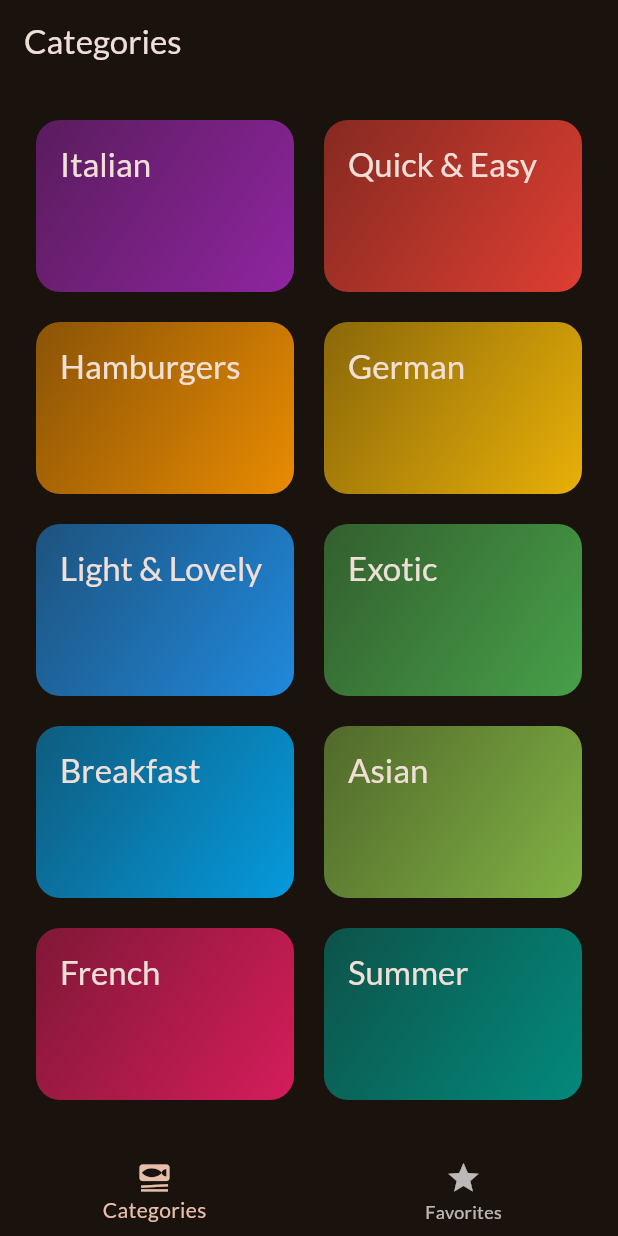
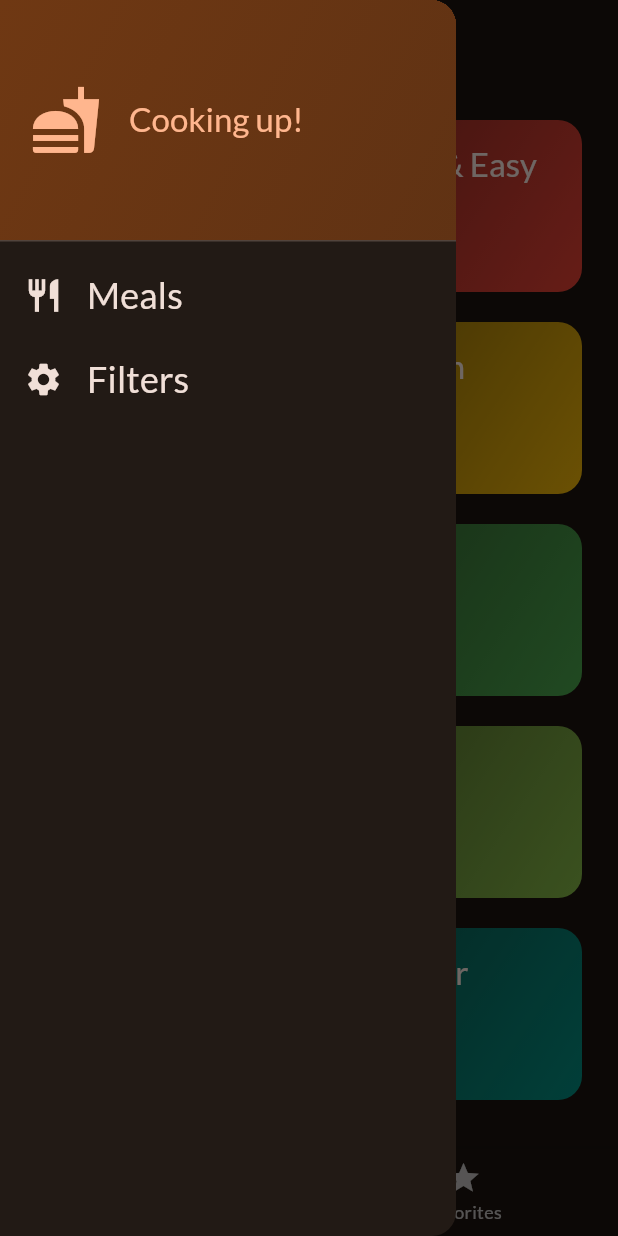
Before and after one commit to siam009/LearnFlutter, a Flutter app: the screen it shows after launch, with the side drawer open (before the commit the screen has no drawer), on a phone screen of 412 x 824 dp. Run offline on Flutter 3.47's test engine with Material 3 defaults, Android fonts, the phone set to English and light mode, and no system bars; our stand-ins replace google_fonts, transparent_image.

Commit message:
receiving data from child screen

```diff
--- a/meals/lib/screens/categories.dart
+++ b/meals/lib/screens/categories.dart
@@ -1,11 +1,17 @@
 import 'package:flutter/material.dart';
+import 'package:meals/models/meal.dart';
 import 'package:meals/widget/category_grid_item.dart';
 import 'package:meals/data/dummy_data.dart';
 import 'package:meals/models/category.dart';
 import 'package:meals/screens/meals.dart';
 
 class CategoriesScreen extends StatelessWidget {
-  const CategoriesScreen({super.key});
+  const CategoriesScreen({
+    super.key,
+    required this.onToggleFavorite,
+  });
+
+  final void Function(Meal meal) onToggleFavorite;
 
   void _selectCategory(BuildContext context, Category category) {
     final filteredMeals = dummyMeals
@@ -14,7 +20,11 @@ class CategoriesScreen extends StatelessWidget {
 
     Navigator.of(context).push(
       MaterialPageRoute(
-        builder: (ctx) => MealsScreen(title: category.title, meals: filteredMeals),
+        builder: (ctx) => MealsScreen(
+          title: category.title,
+          meals: filteredMeals,
+          onToggleFavorite: onToggleFavorite,
+        ),
       ),
     );
   }
--- a/meals/lib/screens/meals.dart
+++ b/meals/lib/screens/meals.dart
@@ -8,16 +8,19 @@ class MealsScreen extends StatelessWidget {
     super.key,
     this.title,
     required this.meals,
+    required this.onToggleFavorite,
   });
 
   final String? title;
   final List<Meal> meals;
+  final void Function(Meal meal) onToggleFavorite;
 
   void selectMeal(BuildContext context, Meal meal) {
     Navigator.of(context).push(
       MaterialPageRoute(
         builder: (ctx) => MealDetailsScreen(
           meal: meal,
+          onToggleFavorite: onToggleFavorite,
         ),
       ),
     );
--- a/meals/lib/screens/tabs.dart
+++ b/meals/lib/screens/tabs.dart
@@ -1,6 +1,9 @@
 import 'package:flutter/material.dart';
+import 'package:meals/models/meal.dart';
 import 'package:meals/screens/categories.dart';
+import 'package:meals/screens/filters.dart';
 import 'package:meals/screens/meals.dart';
+import 'package:meals/widget/main_drawer.dart';
 
 class TabsScreen extends StatefulWidget {
   const TabsScreen({super.key});
@@ -13,6 +16,31 @@ class TabsScreen extends StatefulWidget {
 
 class _TabsScreenState extends State<TabsScreen> {
   int _selectedPageIndex = 0;
+  final List<Meal> _favoriteMeals = [];
+
+  void _showInfoMessage(String message) {
+    ScaffoldMessenger.of(context).clearSnackBars();
+    ScaffoldMessenger.of(context).showSnackBar(
+      SnackBar(
+        content: Text(message),
+      ),
+    );
+  }
+
+  void _toggleMealFavoriteStatus(Meal meal) {
+    final isExisting = _favoriteMeals.contains(meal);
+    if (isExisting) {
+      setState(() {
+        _favoriteMeals.remove(meal);
+        _showInfoMessage('Meal is no longer favorite.');
+      });
+    } else {
+      setState(() {
+        _favoriteMeals.add(meal);
+        _showInfoMessage('Marked as favorite!');
+      });
+    }
+  }
 
   void _selectPage(int index) {
     setState(() {
@@ -20,13 +48,30 @@ class _TabsScreenState extends State<TabsScreen> {
     });
   }
 
+  void _setScreen(String id) async {
+    Navigator.of(context).pop();
+    if (id == 'filters') {
+      final result = await Navigator.of(context).push<Map<Filter, bool>>(
+        MaterialPageRoute(
+          builder: (ctx) => const FiltersScreen(),
+        ),
+      );
+      print(result);
+    }
+  }
+
   @override
   Widget build(BuildContext context) {
-    Widget activePage = const CategoriesScreen();
+    Widget activePage = CategoriesScreen(
+      onToggleFavorite: _toggleMealFavoriteStatus,
+    );
     var activePageTitle = 'Categories';
 
     if (_selectedPageIndex == 1) {
-      activePage = const MealsScreen(meals: []);
+      activePage = MealsScreen(
+        meals: _favoriteMeals,
+        onToggleFavorite: _toggleMealFavoriteStatus,
+      );
       activePageTitle = 'Your Favorites';
     }
 
@@ -34,6 +79,7 @@ class _TabsScreenState extends State<TabsScreen> {
       appBar: AppBar(
         title: Text(activePageTitle),
       ),
+      drawer: MainDrawer(onSelectScreen: _setScreen),
       body: activePage,
       bottomNavigationBar: BottomNavigationBar(
         onTap: _selectPage,
--- /dev/null
+++ b/meals/lib/widget/main_drawer.dart
@@ -0,0 +1,81 @@
+import 'package:flutter/material.dart';
+import 'package:meals/main.dart';
+
+class MainDrawer extends StatelessWidget {
+  const MainDrawer({super.key, required this.onSelectScreen});
+
+  final void Function(String identifier) onSelectScreen;
+
+  @override
+  Widget build(BuildContext context) {
+    return Drawer(
+      child: Column(
+        children: [
+          DrawerHeader(
+            padding: const EdgeInsets.all(20),
+            decoration: BoxDecoration(
+              gradient: LinearGradient(
+                colors: [
+                  Theme.of(context).colorScheme.primaryContainer,
+                  Theme.of(context).colorScheme.primaryContainer.withAlpha(205),
+                ],
+                begin: Alignment.topLeft,
+                end: Alignment.bottomRight,
+              ),
+            ),
+            child: Row(
+              children: [
+                Icon(
+                  Icons.fastfood,
+                  size: 48,
+                  color: Theme.of(context).colorScheme.primary,
+                ),
+                const SizedBox(width: 18),
+                Text(
+                  'Cooking up!',
+                  style: Theme.of(context).textTheme.titleLarge!.copyWith(
+                        color: Theme.of(context).colorScheme.primary,
+                      ),
+                )
+              ],
+            ),
+          ),
+          ListTile(
+            leading: Icon(
+              Icons.restaurant,
+              size: 26,
+              color: Theme.of(context).colorScheme.onSurface,
+            ),
+            title: Text(
+              'Meals',
+              style: Theme.of(context).textTheme.titleSmall!.copyWith(
+                    color: Theme.of(context).colorScheme.onSurface,
+                    fontSize: 24,
+                  ),
+            ),
+            onTap: () {
+              onSelectScreen('meals');
+            },
+          ),
+          ListTile(
+            leading: Icon(
+              Icons.settings,
+              size: 26,
+              color: Theme.of(context).colorScheme.onSurface,
+            ),
+            title: Text(
+              'Filters',
+              style: Theme.of(context).textTheme.titleSmall!.copyWith(
+                    color: Theme.of(context).colorScheme.onSurface,
+                    fontSize: 24,
+                  ),
+            ),
+            onTap: () {
+              onSelectScreen('filters');
+            },
+          ),
+        ],
+      ),
+    );
+  }
+}
```
Also changed, not shown: meals/lib/screens/filters.dart (added, +145 -0 lines), meals/lib/screens/meal_details.dart (+10 -0 lines).
